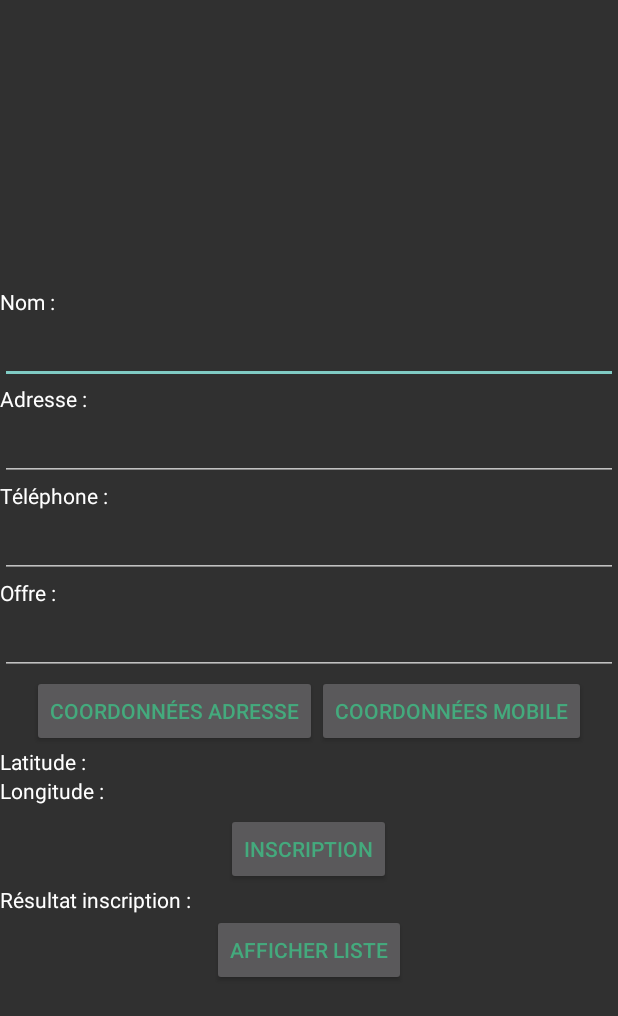
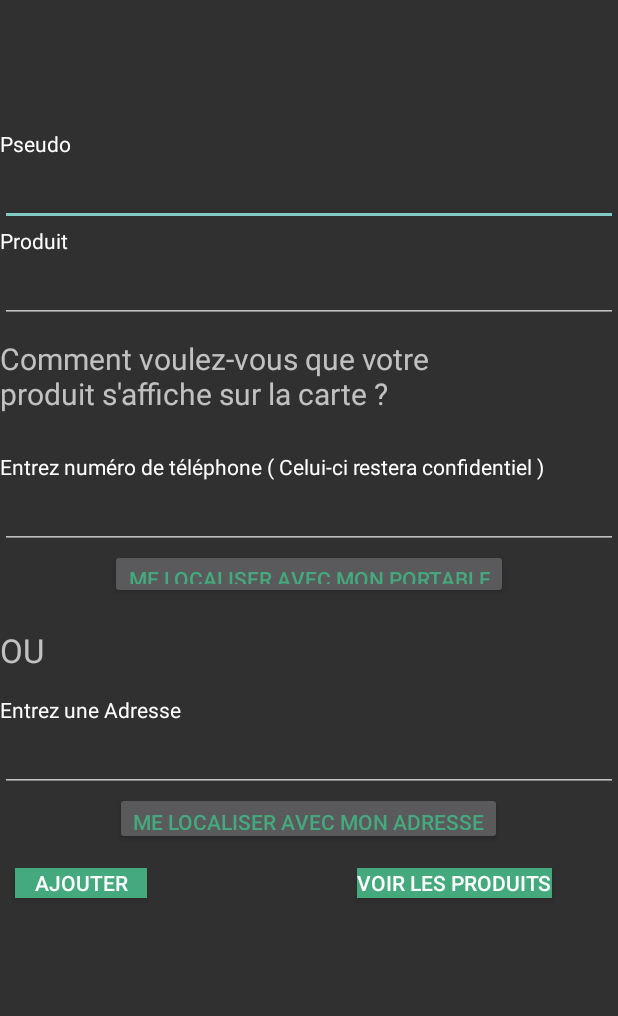
Before and after one commit to LisaMech/Nowastit, an Android app: the layout activity_main.xml on its own in the app's theme, with its tools: preview values and no code run, on a phone screen of 412 x 824 dp. Shown: the top 1016 px of the screen. Run offline under Robolectric (Android 15) with nearby library versions, the phone set to English and light mode, and no system bars.

Commit message:
Update activity_main.xml

```diff
--- a/app/src/main/res/layout/activity_main.xml
+++ b/app/src/main/res/layout/activity_main.xml
@@ -14,7 +14,7 @@
 
     <LinearLayout
         android:layout_width="190px"
-        android:layout_height="250px"
+        android:layout_height="61dp"
         />
 
     <TextView
@@ -31,7 +31,7 @@
         android:id="@+id/nomTv"
         android:layout_width="match_parent"
         android:layout_height="wrap_content"
-        android:text="Nom : "
+        android:text="Pseudo "
         android:textColor="#FFFFFF"
 
         />
@@ -44,36 +44,10 @@
 
         />
     <TextView
-        android:id="@+id/adresseTv"
-        android:layout_width="match_parent"
-        android:layout_height="wrap_content"
-        android:text="Adresse : "
-        android:textColor="#FFFFFF"
-        />
-    <EditText
-        android:id="@+id/adresseEt"
-        android:layout_width="match_parent"
-        android:layout_height="wrap_content"
-        android:textColor="#FFFFFF"
-        />
-    <TextView
-        android:id="@+id/telephoneTv"
-        android:layout_width="match_parent"
-        android:layout_height="wrap_content"
-        android:text="Téléphone : "
-        android:textColor="#FFFFFF"
-        />
-    <EditText
-        android:id="@+id/telephoneEt"
-        android:layout_width="match_parent"
-        android:layout_height="wrap_content"
-        android:textColor="#FFFFFF"
-        />
-    <TextView
         android:id="@+id/offreTv"
         android:layout_width="match_parent"
         android:layout_height="wrap_content"
-        android:text="Offre : "
+        android:text="Produit "
         android:textColor="#FFFFFF"
         />
     <EditText
@@ -82,31 +56,54 @@
         android:layout_height="wrap_content"
         android:textColor="#FFFFFF"
 
+
         />
+    <LinearLayout
+        android:layout_width="wrap_content"
+        android:layout_height="wrap_content"
+        android:layout_marginTop="10dp">
+
+        <TextView
+            android:id="@+id/textView"
+            android:layout_width="316dp"
+            android:layout_height="wrap_content"
+            android:text="Comment voulez-vous que votre produit s'affiche sur la carte ?"
+            android:textSize="20dp" />
+
+    </LinearLayout>
+
+    <TextView
+        android:id="@+id/telephoneTv"
+        android:layout_width="match_parent"
+        android:layout_height="wrap_content"
+        android:layout_marginTop="25dp"
+        android:text="Entrez numéro de téléphone ( Celui-ci restera confidentiel ) "
+        android:textColor="#FFFFFF" />
+
+    <EditText
+        android:id="@+id/telephoneEt"
+        android:layout_width="match_parent"
+        android:layout_height="wrap_content"
+        android:textColor="#FFFFFF"
+        />
+
     <LinearLayout
         android:layout_width="match_parent"
         android:layout_height="wrap_content"
         android:gravity="center"
         >
-        <Button
-            android:id="@+id/coordAdrBt"
-            android:layout_width="wrap_content"
-            android:layout_height="wrap_content"
-            android:layout_gravity="center_horizontal"
-            android:text="Coordonnées Adresse"
-            android:textColor="#44aa7d"
 
-
-            />
         <Button
             android:id="@+id/coordMobileBt"
             android:layout_width="wrap_content"
-            android:layout_height="wrap_content"
+            android:layout_height="33dp"
             android:layout_gravity="center_horizontal"
-            android:text="Coordonnées Mobile"
+            android:text="Me localiser avec mon portable"
             android:textColor="#44aa7d"
             />
     </LinearLayout>
+
+
 
     <LinearLayout
         android:layout_width="match_parent"
@@ -116,15 +113,86 @@
             android:id="@+id/latitudeTv"
             android:layout_width="wrap_content"
             android:layout_height="wrap_content"
-            android:text="Latitude : "
-            android:textColor="#FFFFFF"
+
             />
         <TextView
             android:id="@+id/latTv"
+            android:layout_width="0px"
+            android:layout_height="0px"
+            />
+
+    </LinearLayout>
+
+    <TextView
+        android:layout_width="wrap_content"
+        android:layout_height="wrap_content"
+        android:text="OU"
+        android:textSize="22dp"
+        />
+
+    <TextView
+        android:id="@+id/adresseTv"
         android:layout_width="match_parent"
         android:layout_height="wrap_content"
+        android:text="Entrez une Adresse"
+        android:textColor="#FFFFFF"
+        android:layout_marginTop="15dp"
         />
+    <LinearLayout
+        android:layout_width="wrap_content"
+        android:layout_height="wrap_content">
+
+
     </LinearLayout>
+
+    <EditText
+        android:id="@+id/adresseEt"
+        android:layout_width="match_parent"
+        android:layout_height="wrap_content"
+        android:textColor="#FFFFFF" />
+
+    <Button
+        android:id="@+id/coordAdrBt"
+        android:layout_width="wrap_content"
+        android:layout_height="35dp"
+        android:layout_gravity="center_horizontal"
+        android:text="Me localiser avec mon Adresse"
+        android:textColor="#44aa7d"
+
+
+        />
+
+    <LinearLayout
+        android:layout_width="match_parent"
+        android:layout_height="wrap_content"
+        android:layout_marginTop="15dp">
+
+        <Button
+            android:id="@+id/insertBt"
+            android:layout_width="wrap_content"
+            android:layout_height="20dp"
+            android:layout_gravity="right"
+            android:layout_marginLeft="10dp"
+            android:layout_marginTop="15dp"
+            android:background="#44aa7d"
+            android:text="Ajouter"
+            android:textColor="#FFF" />
+
+        <Button
+            android:id="@+id/showListBt"
+            android:layout_width="wrap_content"
+            android:layout_height="20dp"
+            android:layout_gravity="left"
+            android:layout_marginLeft="140dp"
+            android:background="#44aa7d"
+            android:text="Voir les produits"
+            android:textColor="#FFF"
+
+
+            />
+
+    </LinearLayout>
+
     <LinearLayout
         android:layout_width="match_parent"
         android:layout_height="wrap_content"
@@ -133,43 +201,27 @@
             android:id="@+id/longitudeTv"
             android:layout_width="wrap_content"
             android:layout_height="wrap_content"
-        android:text="Longitude : "
-        android:textColor="#FFFFFF"
+
             />
         <TextView
             android:id="@+id/longTv"
-        android:layout_width="match_parent"
-        android:layout_height="wrap_content"
+            android:layout_width="0px"
+            android:layout_height="0px"
             />
     </LinearLayout>
+
     <View
         android:layout_width="match_parent"
         android:layout_height="5dp"
 
         />
-    <Button
-        android:id="@+id/insertBt"
-        android:layout_width="wrap_content"
-        android:layout_height="wrap_content"
-        android:layout_gravity="center_horizontal"
-        android:text="Inscription"
-        android:textColor="#44aa7d"
-        />
+
     <TextView
         android:id="@+id/resultTv"
-        android:layout_width="match_parent"
-        android:layout_height="wrap_content"
-        android:text="Résultat inscription : "
-        android:textColor="#FFFFFF"
+        android:layout_width="0px"
+        android:layout_height="0px"
+
         />
-
-    <Button
-        android:id="@+id/showListBt"
-        android:layout_width="wrap_content"
-        android:layout_height="wrap_content"
-        android:layout_gravity="center_horizontal"
-        android:text="Afficher liste"
-        android:textColor="#44aa7d" />
 
 
 
```
Lines whose indentation alone changed are shown as unchanged.
